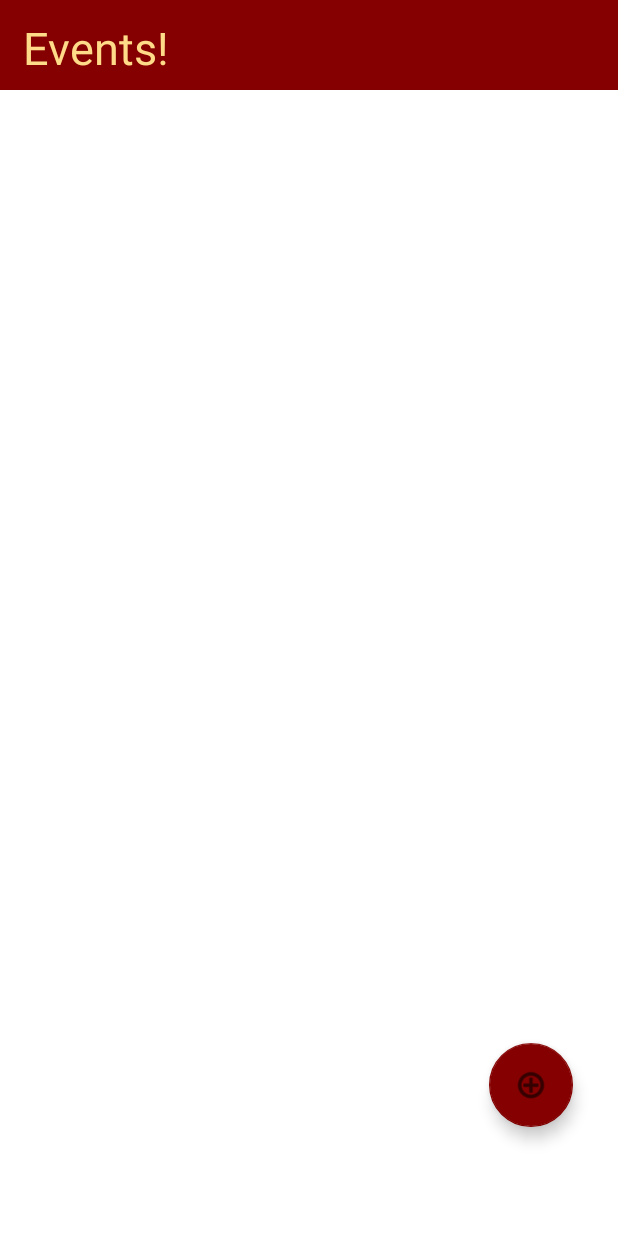
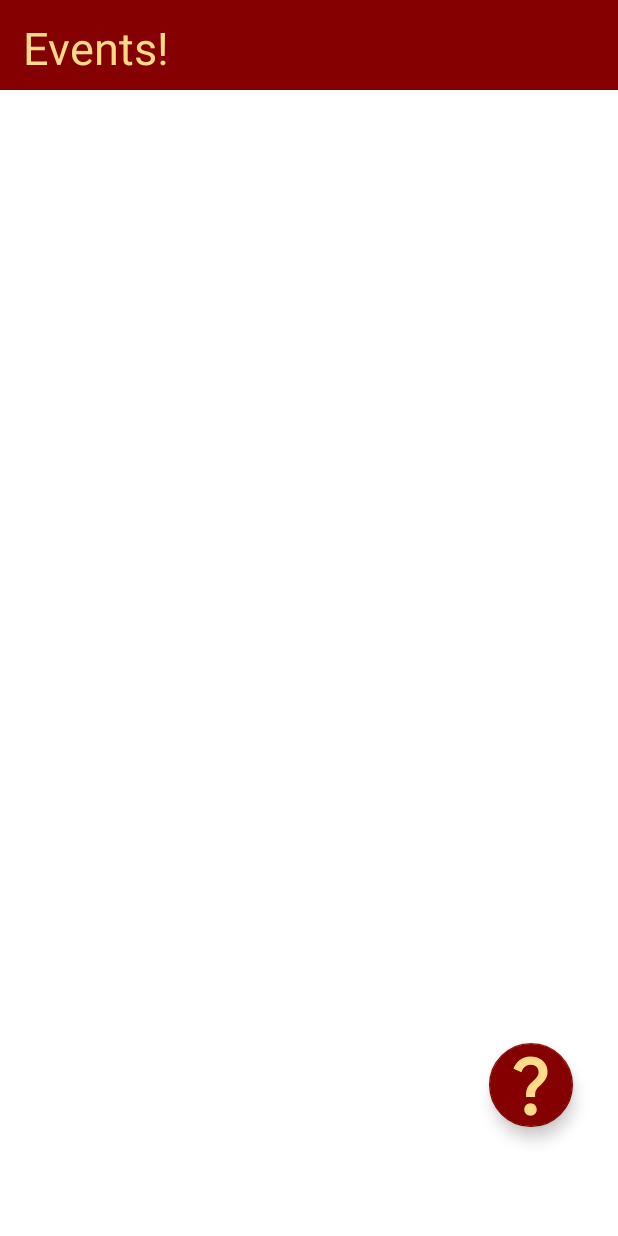
Before and after one commit to PPat93/secret-events, an Android app: the screen it shows after launch (MainActivity), on a phone screen of 412 x 824 dp. Run offline under Robolectric (Android 15) with nearby library versions, the phone set to English and light mode, and no system bars; Roboto replaces fonts that are not available here.

Commit message:
v0.00.02 - minor layout updates, some experiments

```diff
--- /dev/null
+++ b/app/src/main/res/drawable/baseline_add_circle_outline_24.xml
@@ -0,0 +1,5 @@
+<vector android:height="50dp" android:tint="#FFDB89"
+    android:viewportHeight="24" android:viewportWidth="24"
+    android:width="50dp" xmlns:android="http://schemas.android.com/apk/res/android">
+    <path android:fillColor="@android:color/white" android:pathData="M13,7h-2v4L7,11v2h4v4h2v-4h4v-2h-4L13,7zM12,2C6.48,2 2,6.48 2,12s4.48,10 10,10 10,-4.48 10,-10S17.52,2 12,2zM12,20c-4.41,0 -8,-3.59 -8,-8s3.59,-8 8,-8 8,3.59 8,8 -3.59,8 -8,8z"/>
+</vector>
--- /dev/null
+++ b/app/src/main/res/drawable/baseline_question_mark_24.xml
@@ -0,0 +1,5 @@
+<vector android:height="50dp" android:tint="#FFDB89"
+    android:viewportHeight="24" android:viewportWidth="24"
+    android:width="50dp" xmlns:android="http://schemas.android.com/apk/res/android">
+    <path android:fillColor="@android:color/white" android:pathData="M11.07,12.85c0.77,-1.39 2.25,-2.21 3.11,-3.44c0.91,-1.29 0.4,-3.7 -2.18,-3.7c-1.69,0 -2.52,1.28 -2.87,2.34L6.54,6.96C7.25,4.83 9.18,3 11.99,3c2.35,0 3.96,1.07 4.78,2.41c0.7,1.15 1.11,3.3 0.03,4.9c-1.2,1.77 -2.35,2.31 -2.97,3.45c-0.25,0.46 -0.35,0.76 -0.35,2.24h-2.89C10.58,15.22 10.46,13.95 11.07,12.85zM14,20c0,1.1 -0.9,2 -2,2s-2,-0.9 -2,-2c0,-1.1 0.9,-2 2,-2S14,18.9 14,20z"/>
+</vector>
--- a/app/src/main/res/layout/activity_main.xml
+++ b/app/src/main/res/layout/activity_main.xml
@@ -45,14 +45,22 @@
         android:layout_marginEnd="30dp"
         android:layout_marginBottom="60dp"
         android:clickable="true"
+        android:focusable="true"
+        android:onClick="clickFAB"
+        android:src="@drawable/baseline_question_mark_24"
         app:backgroundTint="@color/red"
+        app:fabSize="normal"
         app:layout_constraintBottom_toBottomOf="parent"
         app:layout_constraintEnd_toEndOf="parent"
         app:layout_constraintHorizontal_bias="1.0"
         app:layout_constraintStart_toStartOf="parent"
         app:layout_constraintTop_toTopOf="parent"
         app:layout_constraintVertical_bias="0.853"
+        app:maxImageSize="50dp"
         app:rippleColor="@color/light_red"
-        app:srcCompat="@android:drawable/ic_menu_add" />
+        app:tint="@color/light_yl">
+
+    </com.google.android.material.floatingactionbutton.FloatingActionButton>
+
 
 </androidx.constraintlayout.widget.ConstraintLayout>
--- a/app/src/main/res/values/colors.xml
+++ b/app/src/main/res/values/colors.xml
@@ -8,6 +8,7 @@
     <color name="black">#FF000000</color>
     <color name="white">#FFFFFFFF</color>
     <color name="light_yl">#FFDB89</color>
+    <color name="lighter_yl">#FFF6C3</color>
     <color name="red">#850000</color>
     <color name="light_red">#DC0000</color>
 </resources>
```
Also changed, not shown: app/src/main/java/com/example/eventsapp/MainActivity.java (+8 -0 lines).
